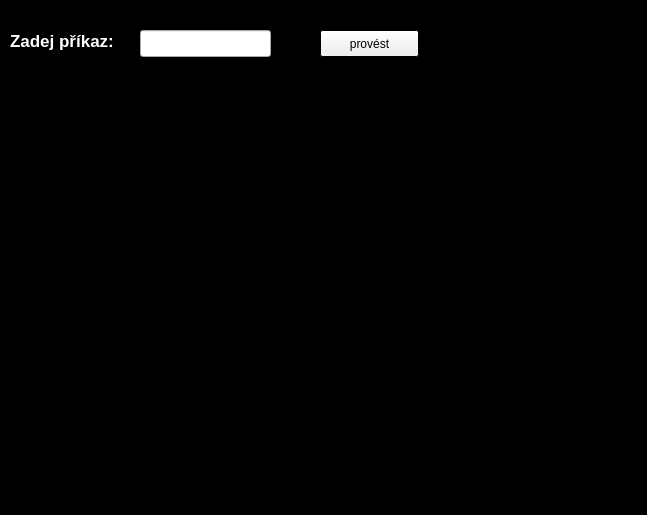
vokracko/ICP--Bludiste, file src/client/gui/client_bludiste/game_window.ui: the form before one commit.
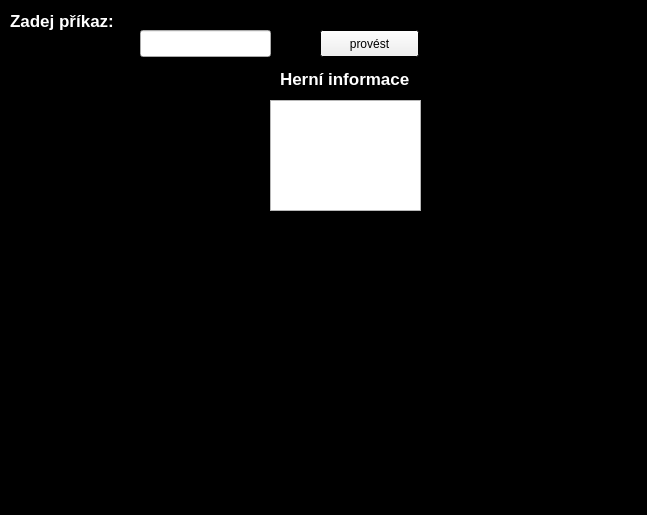
The form after the commit.

Diff of the .ui file:
```diff
--- a/src/client/gui/client_bludiste/game_window.ui
+++ b/src/client/gui/client_bludiste/game_window.ui
@@ -138,7 +138,7 @@
     <property name="geometry">
      <rect>
       <x>10</x>
-      <y>30</y>
+      <y>10</y>
       <width>111</width>
       <height>21</height>
      </rect>
@@ -157,30 +157,6 @@
      <string>Zadej příkaz:</string>
     </property>
    </widget>
-   <widget class="QLabel" name="when_error_label">
-    <property name="geometry">
-     <rect>
-      <x>10</x>
-      <y>10</y>
-      <width>511</width>
-      <height>17</height>
-     </rect>
-    </property>
-    <property name="font">
-     <font>
-      <pointsize>11</pointsize>
-      <weight>75</weight>
-      <bold>true</bold>
-     </font>
-    </property>
-    <property name="styleSheet">
-     <string notr="true">color:red
-</string>
-    </property>
-    <property name="text">
-     <string/>
-    </property>
-   </widget>
    <widget class="QPushButton" name="send_command_button">
     <property name="geometry">
      <rect>
@@ -212,6 +188,281 @@
      </property>
     </layout>
    </widget>
+   <widget class="QLabel" name="game_info_label">
+    <property name="geometry">
+     <rect>
+      <x>280</x>
+      <y>70</y>
+      <width>131</width>
+      <height>17</height>
+     </rect>
+    </property>
+    <property name="font">
+     <font>
+      <pointsize>13</pointsize>
+      <weight>75</weight>
+      <bold>true</bold>
+      <kerning>false</kerning>
+     </font>
+    </property>
+    <property name="styleSheet">
+     <string notr="true">color: white</string>
+    </property>
+    <property name="text">
+     <string>Herní informace</string>
+    </property>
+   </widget>
+   <widget class="QListWidget" name="game_info_list">
+    <property name="geometry">
+     <rect>
+      <x>270</x>
+      <y>100</y>
+      <width>151</width>
+      <height>111</height>
+     </rect>
+    </property>
+    <property name="palette">
+     <palette>
+      <active>
+       <colorrole role="WindowText">
+        <brush brushstyle="SolidPattern">
+         <color alpha="255">
+          <red>0</red>
+          <green>0</green>
+          <blue>255</blue>
+         </color>
+        </brush>
+       </colorrole>
+       <colorrole role="Button">
+        <brush brushstyle="SolidPattern">
+         <color alpha="255">
+          <red>0</red>
+          <green>0</green>
+          <blue>0</blue>
+         </color>
+        </brush>
+       </colorrole>
+       <colorrole role="Midlight">
+        <brush brushstyle="SolidPattern">
+         <color alpha="255">
+          <red>0</red>
+          <green>0</green>
+          <blue>0</blue>
+         </color>
+        </brush>
+       </colorrole>
+       <colorrole role="Dark">
+        <brush brushstyle="SolidPattern">
+         <color alpha="255">
+          <red>0</red>
+          <green>0</green>
+          <blue>0</blue>
+         </color>
+        </brush>
+       </colorrole>
+       <colorrole role="Mid">
+        <brush brushstyle="SolidPattern">
+         <color alpha="255">
+          <red>0</red>
+          <green>0</green>
+          <blue>0</blue>
+         </color>
+        </brush>
+       </colorrole>
+       <colorrole role="Text">
+        <brush brushstyle="SolidPattern">
+         <color alpha="255">
+          <red>0</red>
+          <green>0</green>
+          <blue>255</blue>
+         </color>
+        </brush>
+       </colorrole>
+       <colorrole role="ButtonText">
+        <brush brushstyle="SolidPattern">
+         <color alpha="255">
+          <red>0</red>
+          <green>0</green>
+          <blue>255</blue>
+         </color>
+        </brush>
+       </colorrole>
+       <colorrole role="AlternateBase">
+        <brush brushstyle="SolidPattern">
+         <color alpha="255">
+          <red>0</red>
+          <green>0</green>
+          <blue>0</blue>
+         </color>
+        </brush>
+       </colorrole>
+      </active>
+      <inactive>
+       <colorrole role="WindowText">
+        <brush brushstyle="SolidPattern">
+         <color alpha="255">
+          <red>0</red>
+          <green>0</green>
+          <blue>255</blue>
+         </color>
+        </brush>
+       </colorrole>
+       <colorrole role="Button">
+        <brush brushstyle="SolidPattern">
+         <color alpha="255">
+          <red>0</red>
+          <green>0</green>
+          <blue>0</blue>
+         </color>
+        </brush>
+       </colorrole>
+       <colorrole role="Midlight">
+        <brush brushstyle="SolidPattern">
+         <color alpha="255">
+          <red>0</red>
+          <green>0</green>
+          <blue>0</blue>
+         </color>
+        </brush>
+       </colorrole>
+       <colorrole role="Dark">
+        <brush brushstyle="SolidPattern">
+         <color alpha="255">
+          <red>0</red>
+          <green>0</green>
+          <blue>0</blue>
+         </color>
+        </brush>
+       </colorrole>
+       <colorrole role="Mid">
+        <brush brushstyle="SolidPattern">
+         <color alpha="255">
+          <red>0</red>
+          <green>0</green>
+          <blue>0</blue>
+         </color>
+        </brush>
+       </colorrole>
+       <colorrole role="Text">
+        <brush brushstyle="SolidPattern">
+         <color alpha="255">
+          <red>0</red>
+          <green>0</green>
+          <blue>255</blue>
+         </color>
+        </brush>
+       </colorrole>
+       <colorrole role="ButtonText">
+        <brush brushstyle="SolidPattern">
+         <color alpha="255">
+          <red>0</red>
+          <green>0</green>
+          <blue>255</blue>
+         </color>
+        </brush>
+       </colorrole>
+       <colorrole role="AlternateBase">
+        <brush brushstyle="SolidPattern">
+         <color alpha="255">
+          <red>0</red>
+          <green>0</green>
+          <blue>0</blue>
+         </color>
+        </brush>
+       </colorrole>
+      </inactive>
+      <disabled>
+       <colorrole role="WindowText">
+        <brush brushstyle="SolidPattern">
+         <color alpha="255">
+          <red>0</red>
+          <green>0</green>
+          <blue>255</blue>
+         </color>
+        </brush>
+       </colorrole>
+       <colorrole role="Button">
+        <brush brushstyle="SolidPattern">
+         <color alpha="255">
+          <red>0</red>
+          <green>0</green>
+          <blue>0</blue>
+         </color>
+        </brush>
+       </colorrole>
+       <colorrole role="Midlight">
+        <brush brushstyle="SolidPattern">
+         <color alpha="255">
+          <red>0</red>
+          <green>0</green>
+          <blue>0</blue>
+         </color>
+        </brush>
+       </colorrole>
+       <colorrole role="Dark">
+        <brush brushstyle="SolidPattern">
+         <color alpha="255">
+          <red>0</red>
+          <green>0</green>
+          <blue>0</blue>
+         </color>
+        </brush>
+       </colorrole>
+       <colorrole role="Mid">
+        <brush brushstyle="SolidPattern">
+         <color alpha="255">
+          <red>0</red>
+          <green>0</green>
+          <blue>0</blue>
+         </color>
+        </brush>
+       </colorrole>
+       <colorrole role="Text">
+        <brush brushstyle="SolidPattern">
+         <color alpha="255">
+          <red>0</red>
+          <green>0</green>
+          <blue>255</blue>
+         </color>
+        </brush>
+       </colorrole>
+       <colorrole role="ButtonText">
+        <brush brushstyle="SolidPattern">
+         <color alpha="255">
+          <red>0</red>
+          <green>0</green>
+          <blue>255</blue>
+         </color>
+        </brush>
+       </colorrole>
+       <colorrole role="AlternateBase">
+        <brush brushstyle="SolidPattern">
+         <color alpha="255">
+          <red>0</red>
+          <green>0</green>
+          <blue>0</blue>
+         </color>
+        </brush>
+       </colorrole>
+      </disabled>
+     </palette>
+    </property>
+    <property name="font">
+     <font>
+      <weight>50</weight>
+      <bold>false</bold>
+     </font>
+    </property>
+    <property name="autoFillBackground">
+     <bool>true</bool>
+    </property>
+    <property name="styleSheet">
+     <string notr="true">color: blue</string>
+    </property>
+    <property name="autoScrollMargin">
+     <number>5</number>
+    </property>
+   </widget>
   </widget>
   <widget class="QMenuBar" name="menubar">
    <property name="geometry">
```
Left out of the diff: 5 changed lines with no effect on the pictures.
